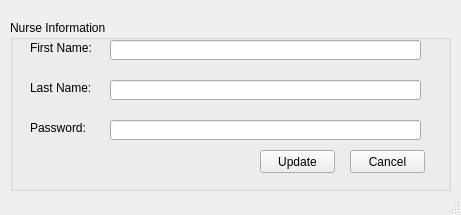
Above: Screens/Admin UpdateNurse.ui from RaahimHash/DBMS-Project-UHU-Clinic before the change. Below: the same form after it.
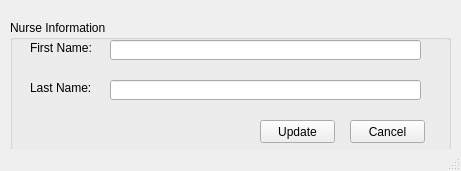
That is the form after the change.

Commit message: screens finally done?

```diff
--- a/Screens/Admin UpdateNurse.ui
+++ b/Screens/Admin UpdateNurse.ui
@@ -10,7 +10,7 @@
     <x>0</x>
     <y>0</y>
     <width>461</width>
-    <height>215</height>
+    <height>171</height>
    </rect>
   </property>
   <property name="windowTitle">
@@ -23,7 +23,7 @@
       <x>10</x>
       <y>20</y>
       <width>441</width>
-      <height>171</height>
+      <height>131</height>
      </rect>
     </property>
     <property name="title">
@@ -72,7 +72,7 @@
      <property name="geometry">
       <rect>
        <x>250</x>
-       <y>130</y>
+       <y>100</y>
        <width>75</width>
        <height>23</height>
       </rect>
@@ -85,7 +85,7 @@
      <property name="geometry">
       <rect>
        <x>340</x>
-       <y>130</y>
+       <y>100</y>
        <width>75</width>
        <height>23</height>
       </rect>
@@ -107,35 +107,6 @@
       <bool>false</bool>
      </property>
     </widget>
-    <widget class="QLabel" name="label_3">
-     <property name="geometry">
-      <rect>
-       <x>20</x>
-       <y>100</y>
-       <width>81</width>
-       <height>16</height>
-      </rect>
-     </property>
-     <property name="text">
-      <string>Password:</string>
-     </property>
-    </widget>
-    <widget class="QLineEdit" name="linePassword">
-     <property name="geometry">
-      <rect>
-       <x>100</x>
-       <y>100</y>
-       <width>311</width>
-       <height>20</height>
-      </rect>
-     </property>
-     <property name="echoMode">
-      <enum>QLineEdit::Password</enum>
-     </property>
-     <property name="readOnly">
-      <bool>false</bool>
-     </property>
-    </widget>
    </widget>
   </widget>
   <widget class="QStatusBar" name="statusbar"/>
```
The commit also changes 5 other files.
